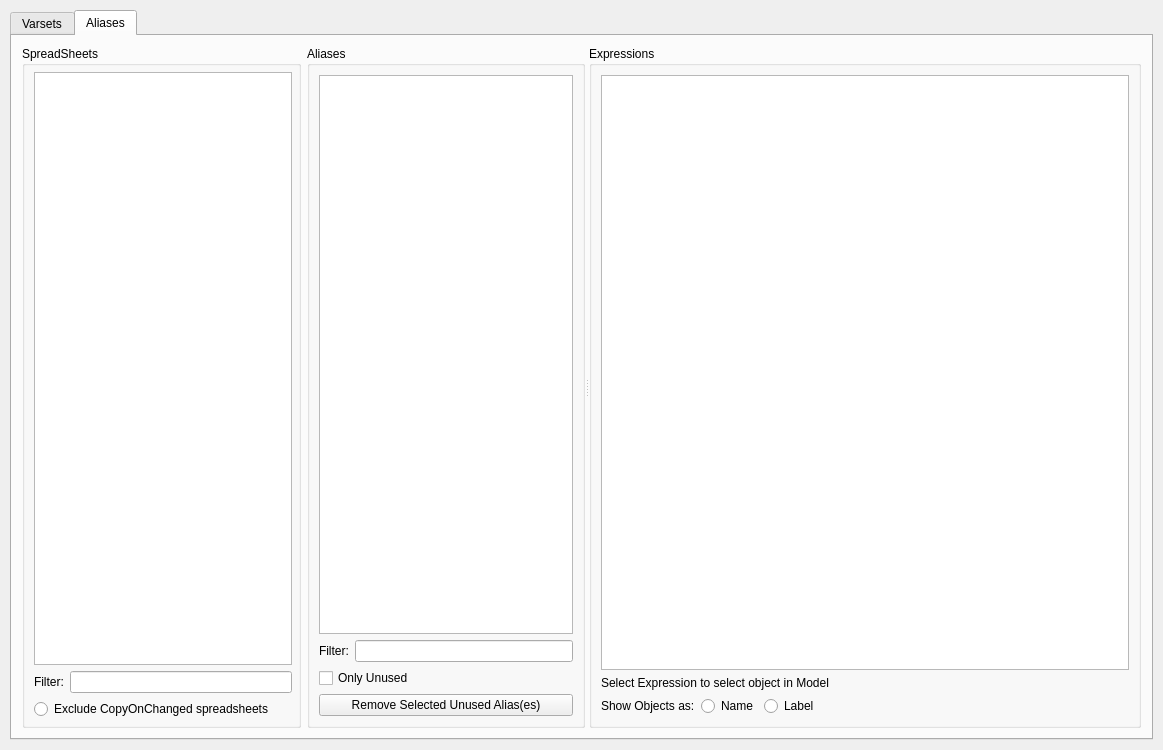
The window that freecad/datamanager_wb/resources/ui/main_panel.ui (royw/freecad_datamanager_workbench) describes before a commit, drawn with Qt 5.
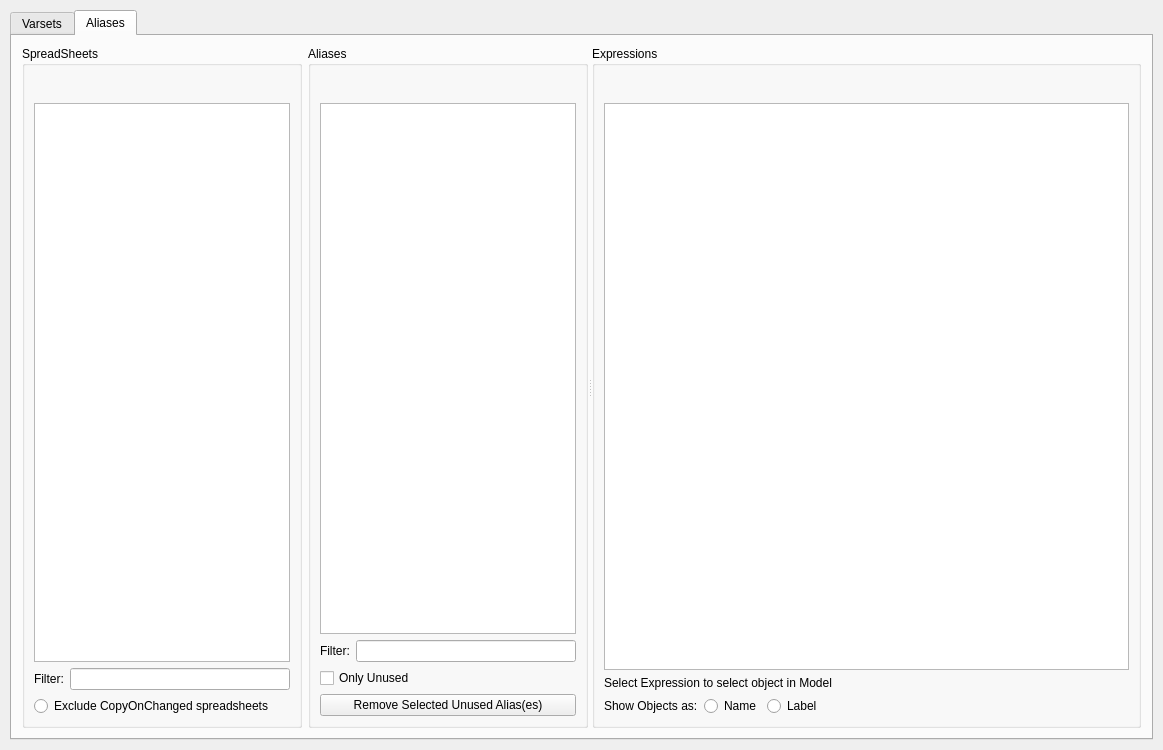
The same window after the commit. The open tabs and pages were chosen to show the change.

Commit message: UI: add copy buttons + Ctrl/Cmd+C for list selections

What changed in the file:
```diff
--- a/freecad/datamanager_wb/resources/ui/main_panel.ui
+++ b/freecad/datamanager_wb/resources/ui/main_panel.ui
@@ -290,18 +290,39 @@
               <string>SpreadSheets</string>
              </property>
              <layout class="QVBoxLayout" name="verticalLayout_4">
-              <property name="spacing">
-               <number>6</number>
-              </property>
-              <property name="topMargin">
-               <number>6</number>
-              </property>
-              <property name="rightMargin">
-               <number>6</number>
-              </property>
-              <property name="bottomMargin">
-               <number>6</number>
-              </property>
+              <item>
+               <layout class="QHBoxLayout" name="horizontalLayout_copy_spreadsheets">
+                <item>
+                 <spacer name="horizontalSpacer_copy_spreadsheets">
+                  <property name="orientation">
+                   <enum>Qt::Orientation::Horizontal</enum>
+                  </property>
+                  <property name="sizeHint" stdset="0">
+                   <size>
+                    <width>40</width>
+                    <height>20</height>
+                   </size>
+                  </property>
+                 </spacer>
+                </item>
+                <item>
+                 <widget class="QPushButton" name="copyAvailableSpreadsheetsPushButton">
+                  <property name="enabled">
+                   <bool>false</bool>
+                  </property>
+                  <property name="toolTip">
+                   <string>Copy</string>
+                  </property>
+                  <property name="text">
+                   <string/>
+                  </property>
+                  <property name="flat">
+                   <bool>true</bool>
+                  </property>
+                 </widget>
+                </item>
+               </layout>
+              </item>
               <item>
                <widget class="QListWidget" name="avaliableSpreadsheetsListWidget">
                 <property name="sizePolicy">
@@ -348,6 +369,39 @@
               <string>Aliases</string>
              </property>
              <layout class="QVBoxLayout" name="verticalLayout_5">
+              <item>
+               <layout class="QHBoxLayout" name="horizontalLayout_copy_aliases">
+                <item>
+                 <spacer name="horizontalSpacer_copy_aliases">
+                  <property name="orientation">
+                   <enum>Qt::Orientation::Horizontal</enum>
+                  </property>
+                  <property name="sizeHint" stdset="0">
+                   <size>
+                    <width>40</width>
+                    <height>20</height>
+                   </size>
+                  </property>
+                 </spacer>
+                </item>
+                <item>
+                 <widget class="QPushButton" name="copyAliasesPushButton">
+                  <property name="enabled">
+                   <bool>false</bool>
+                  </property>
+                  <property name="toolTip">
+                   <string>Copy</string>
+                  </property>
+                  <property name="text">
+                   <string/>
+                  </property>
+                  <property name="flat">
+                   <bool>true</bool>
+                  </property>
+                 </widget>
+                </item>
+               </layout>
+              </item>
               <item>
                <widget class="QListWidget" name="aliasesVariableNamesListWidget"/>
               </item>
@@ -395,6 +449,39 @@
            <string>Expressions</string>
           </property>
           <layout class="QVBoxLayout" name="verticalLayout_6">
+           <item>
+            <layout class="QHBoxLayout" name="horizontalLayout_copy_alias_expressions">
+             <item>
+              <spacer name="horizontalSpacer_copy_alias_expressions">
+               <property name="orientation">
+                <enum>Qt::Orientation::Horizontal</enum>
+               </property>
+               <property name="sizeHint" stdset="0">
+                <size>
+                 <width>40</width>
+                 <height>20</height>
+                </size>
+               </property>
+              </spacer>
+             </item>
+             <item>
+              <widget class="QPushButton" name="copyAliasExpressionsPushButton">
+               <property name="enabled">
+                <bool>false</bool>
+               </property>
+               <property name="toolTip">
+                <string>Copy</string>
+               </property>
+               <property name="text">
+                <string/>
+               </property>
+               <property name="flat">
+                <bool>true</bool>
+               </property>
+              </widget>
+             </item>
+            </layout>
+           </item>
            <item>
             <widget class="QListWidget" name="aliasExpressionsListWidget">
              <property name="sizePolicy">
```
Left out of the diff: 99 changed lines with no effect on the pictures. The commit also changes 1 other file.
